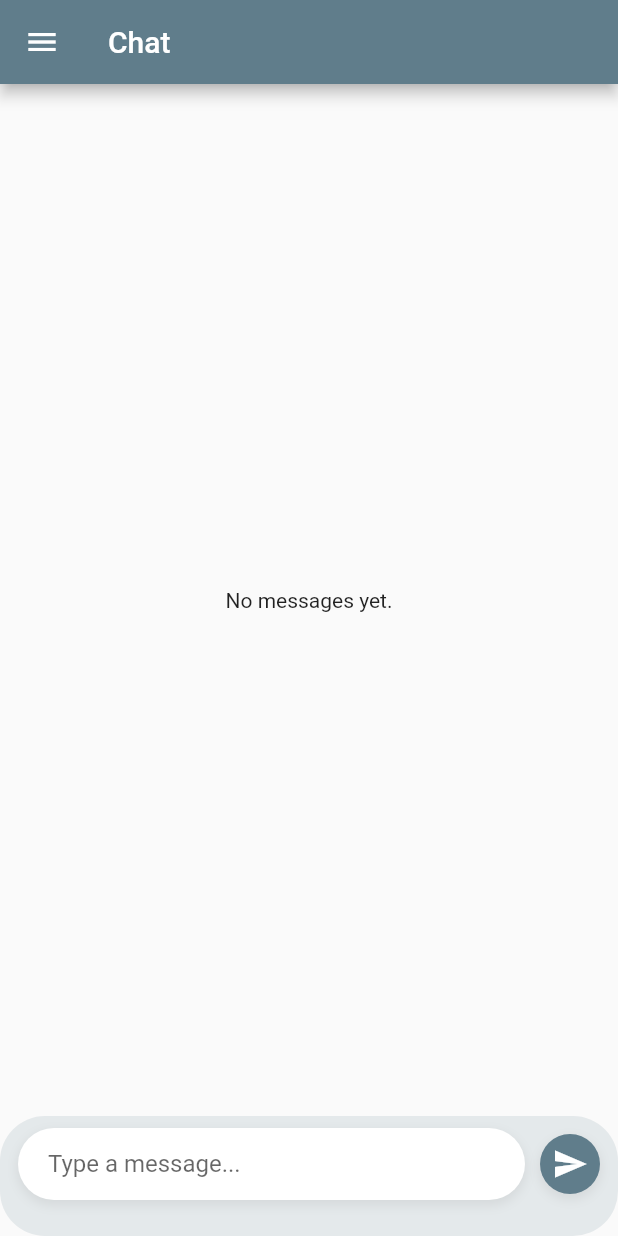
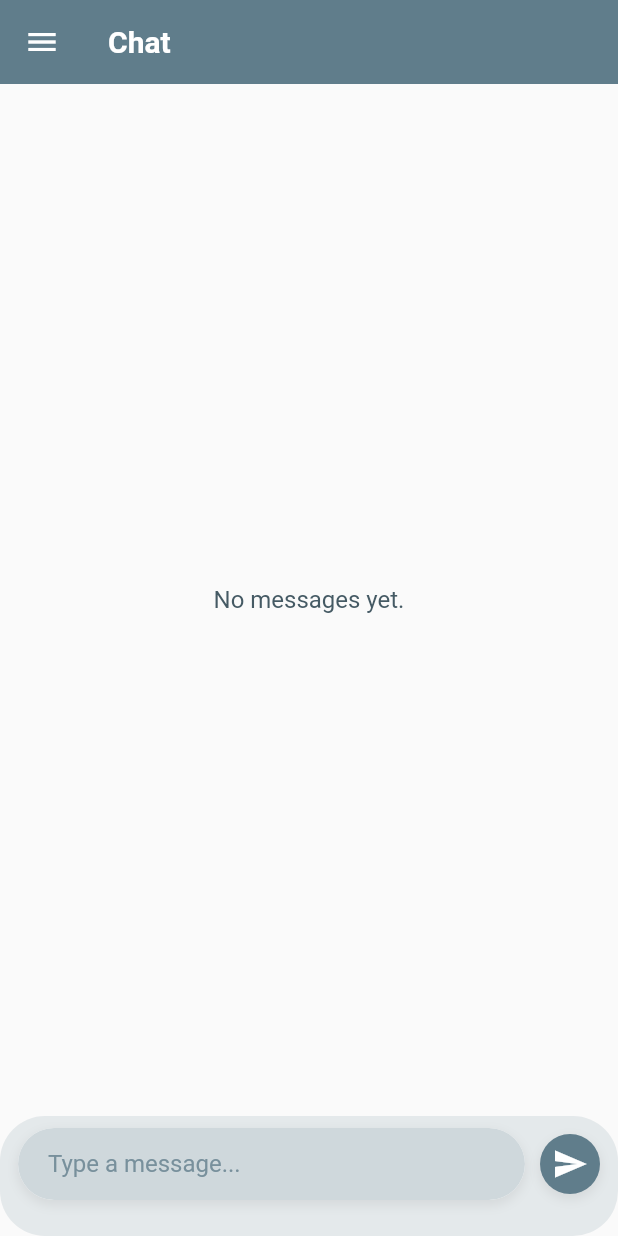
Before and after one commit to veighnsche/weightlifting_plan_and_track, a Flutter app: the screen it shows once a user with an empty profile is signed in, on a phone screen of 412 x 824 dp. Run offline on Flutter 3.47's test engine with Material 2 defaults, Android fonts, the phone set to English and light mode, and no system bars; our stand-ins replace cloud_firestore, firebase_auth, firebase_core, google_sign_in; accounts and stored records are empty; network calls fail.

Commit message:
added better theme

```diff
--- a/ui/lib/main.dart
+++ b/ui/lib/main.dart
@@ -3,6 +3,7 @@ import 'package:firebase_core/firebase_core.dart';
 import 'package:flutter/material.dart';
 import 'package:flutter_localizations/flutter_localizations.dart';
 import 'package:provider/provider.dart';
+import 'package:weightlifting_plan_and_track/screens/history_screen.dart';
 import 'package:weightlifting_plan_and_track/screens/splash_screen.dart';
 
 import 'providers/chat_provider.dart';
@@ -14,6 +15,7 @@ import 'screens/settings_screen.dart';
 import 'screens/user_details_edit_screen.dart';
 import 'services/auth_service.dart';
 import 'services/init_service.dart';
+import 'themes/theme.dart';
 
 void main() async {
   WidgetsFlutterBinding.ensureInitialized();
@@ -58,7 +60,7 @@ class MyApp extends StatelessWidget {
       ],
       child: MaterialApp(
         title: 'Weightlifting Plan & Track',
-        theme: ThemeData(primarySwatch: Colors.blueGrey),
+        theme: chatAppTheme,
         localizationsDelegates: const [
           GlobalMaterialLocalizations.delegate,
           GlobalWidgetsLocalizations.delegate,
@@ -93,6 +95,7 @@ class MyApp extends StatelessWidget {
               userDetails: ModalRoute.of(context)!.settings.arguments
                   as Map<String, dynamic>),
           '/settings': (context) => const SettingsScreen(),
+          '/history': (context) => const HistoryScreen(),
         },
       ),
     );
--- /dev/null
+++ b/ui/lib/themes/theme.dart
@@ -0,0 +1,90 @@
+import 'package:flutter/material.dart';
+
+final ThemeData chatAppTheme = ThemeData(
+  primarySwatch: Colors.blueGrey,
+  brightness: Brightness.light,
+  visualDensity: VisualDensity.adaptivePlatformDensity,
+
+  // AppBar customization
+  appBarTheme: AppBarTheme(
+    elevation: 0.0,
+    iconTheme: const IconThemeData(color: Colors.white),
+    toolbarTextStyle: const TextTheme(
+      titleLarge: TextStyle(
+        color: Colors.white,
+        fontSize: 20.0,
+        fontWeight: FontWeight.w600,
+      ),
+    ).bodyMedium,
+
+    titleTextStyle: const TextTheme(
+      titleLarge: TextStyle(
+        color: Colors.white,
+        fontSize: 20.0,
+        fontWeight: FontWeight.w600,
+      ),
+    ).titleLarge,
+  ),
+
+  // Text customization for general readability
+  textTheme: TextTheme(
+    bodyMedium: TextStyle(
+      color: Colors.blueGrey[700],
+      fontSize: 16.0,
+    ),
+    bodySmall: TextStyle(
+      color: Colors.blueGrey[500],
+    ),
+  ),
+
+  // Button theming
+  buttonTheme: ButtonThemeData(
+    shape: RoundedRectangleBorder(
+      borderRadius: BorderRadius.circular(8.0),
+    ),
+    buttonColor: Colors.blueGrey[500],
+    textTheme: ButtonTextTheme.primary,
+  ),
+
+  // Input fields like TextField or TextFormField
+  inputDecorationTheme: InputDecorationTheme(
+    filled: true,
+    fillColor: Colors.blueGrey[100],
+    contentPadding: const EdgeInsets.all(12.0),
+    border: OutlineInputBorder(
+      borderRadius: BorderRadius.circular(8.0),
+      borderSide: BorderSide.none,
+    ),
+    hintStyle: TextStyle(color: Colors.blueGrey[400]),
+  ),
+
+  // Icon customization
+  iconTheme: IconThemeData(
+    color: Colors.blueGrey[600],
+    size: 24.0,
+  ),
+
+  // Snackbar, for notifications or minor alerts
+  snackBarTheme: SnackBarThemeData(
+    behavior: SnackBarBehavior.floating,
+    backgroundColor: Colors.blueGrey[600],
+    contentTextStyle: const TextStyle(
+      color: Colors.white,
+    ),
+    actionTextColor: Colors.blueGrey[100],
+  ),
+
+  // Some miscellaneous adjustments for cards and dividers
+  cardTheme: CardTheme(
+    shape: RoundedRectangleBorder(
+      borderRadius: BorderRadius.circular(8.0),
+    ),
+    elevation: 4.0,
+    margin: const EdgeInsets.symmetric(vertical: 8.0, horizontal: 16.0),
+  ),
+  dividerTheme: DividerThemeData(
+    space: 0.5,
+    thickness: 1,
+    color: Colors.blueGrey[200],
+  ),
+);
```
Also changed, not shown: ui/lib/screens/history_screen.dart (added, +17 -0 lines), ui/lib/screens/settings_screen.dart (+2 -7 lines), ui/lib/screens/user_details_edit_screen.dart (+2 -8 lines), 2 other files.
